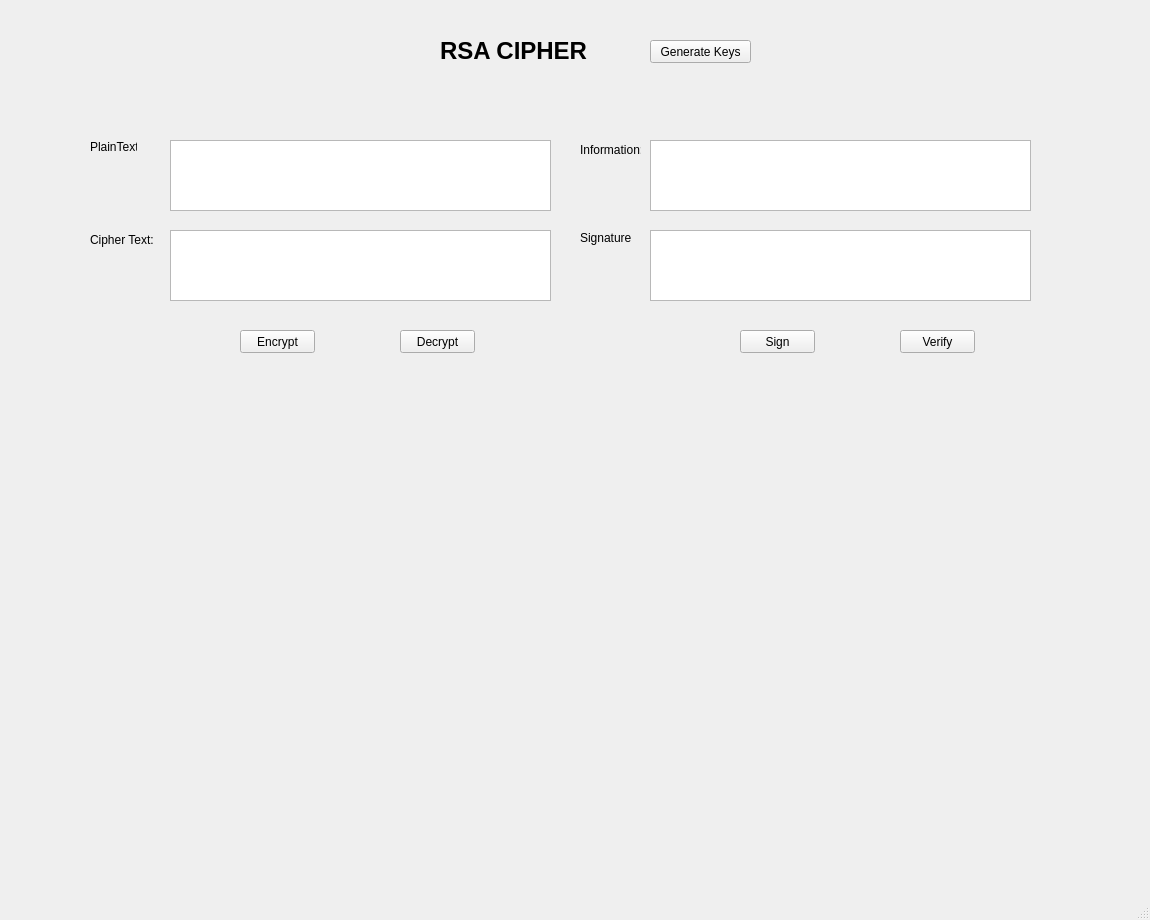
Before: the Qt Designer form lab_03/ui/rsa.ui in QQMKCR/bmttnc-hutech-2280601957, drawn with Qt 5.
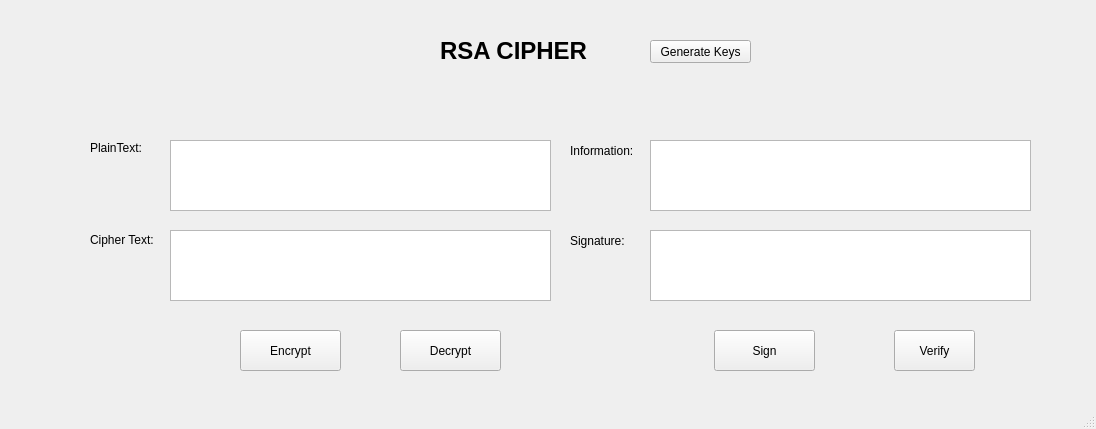
After: the same form once the commit is applied.

```diff
--- a/lab_03/ui/rsa.ui
+++ b/lab_03/ui/rsa.ui
@@ -6,8 +6,8 @@
    <rect>
     <x>0</x>
     <y>0</y>
-    <width>1150</width>
-    <height>920</height>
+    <width>1096</width>
+    <height>429</height>
    </rect>
   </property>
   <property name="windowTitle">
@@ -19,7 +19,7 @@
      <rect>
       <x>440</x>
       <y>20</y>
-      <width>151</width>
+      <width>191</width>
       <height>61</height>
      </rect>
     </property>
@@ -39,8 +39,8 @@
      <rect>
       <x>90</x>
       <y>140</y>
-      <width>47</width>
-      <height>13</height>
+      <width>61</width>
+      <height>16</height>
      </rect>
     </property>
     <property name="text">
@@ -63,10 +63,10 @@
    <widget class="QLabel" name="label_4">
     <property name="geometry">
      <rect>
-      <x>580</x>
+      <x>570</x>
       <y>140</y>
-      <width>61</width>
-      <height>20</height>
+      <width>71</width>
+      <height>21</height>
      </rect>
     </property>
     <property name="text">
@@ -76,10 +76,10 @@
    <widget class="QLabel" name="label_5">
     <property name="geometry">
      <rect>
-      <x>580</x>
+      <x>570</x>
       <y>230</y>
-      <width>51</width>
-      <height>16</height>
+      <width>61</width>
+      <height>21</height>
      </rect>
     </property>
     <property name="text">
@@ -91,8 +91,8 @@
      <rect>
       <x>240</x>
       <y>330</y>
-      <width>75</width>
-      <height>23</height>
+      <width>101</width>
+      <height>41</height>
      </rect>
     </property>
     <property name="text">
@@ -104,8 +104,8 @@
      <rect>
       <x>400</x>
       <y>330</y>
-      <width>75</width>
-      <height>23</height>
+      <width>101</width>
+      <height>41</height>
      </rect>
     </property>
     <property name="text">
@@ -115,10 +115,10 @@
    <widget class="QPushButton" name="btnSign">
     <property name="geometry">
      <rect>
-      <x>740</x>
+      <x>714</x>
       <y>330</y>
-      <width>75</width>
-      <height>23</height>
+      <width>101</width>
+      <height>41</height>
      </rect>
     </property>
     <property name="text">
@@ -128,10 +128,10 @@
    <widget class="QPushButton" name="btnVerify">
     <property name="geometry">
      <rect>
-      <x>900</x>
+      <x>894</x>
       <y>330</y>
-      <width>75</width>
-      <height>23</height>
+      <width>81</width>
+      <height>41</height>
      </rect>
     </property>
     <property name="text">
```
Left out of the diff: 4 changed lines with no effect on the pictures.
